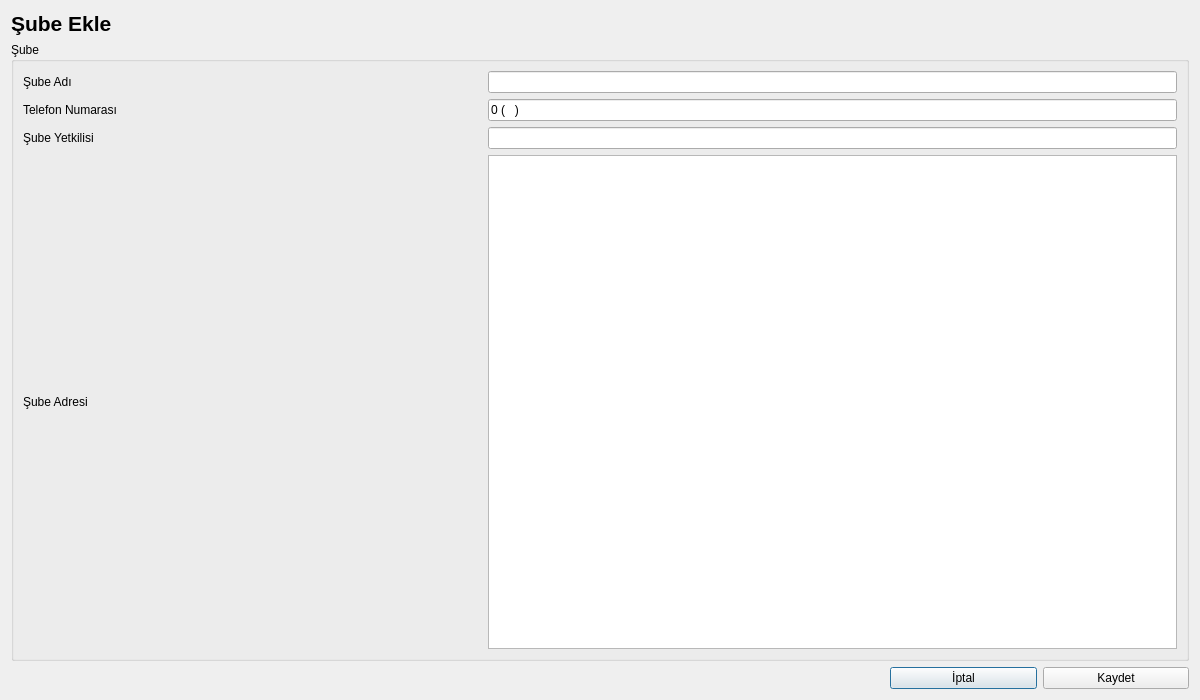
The window that UI/VeriFormlari/krgsubebilgileriekle.ui (Alder-Team/KargoOtomasyonu) describes before a commit, drawn with Qt 5.
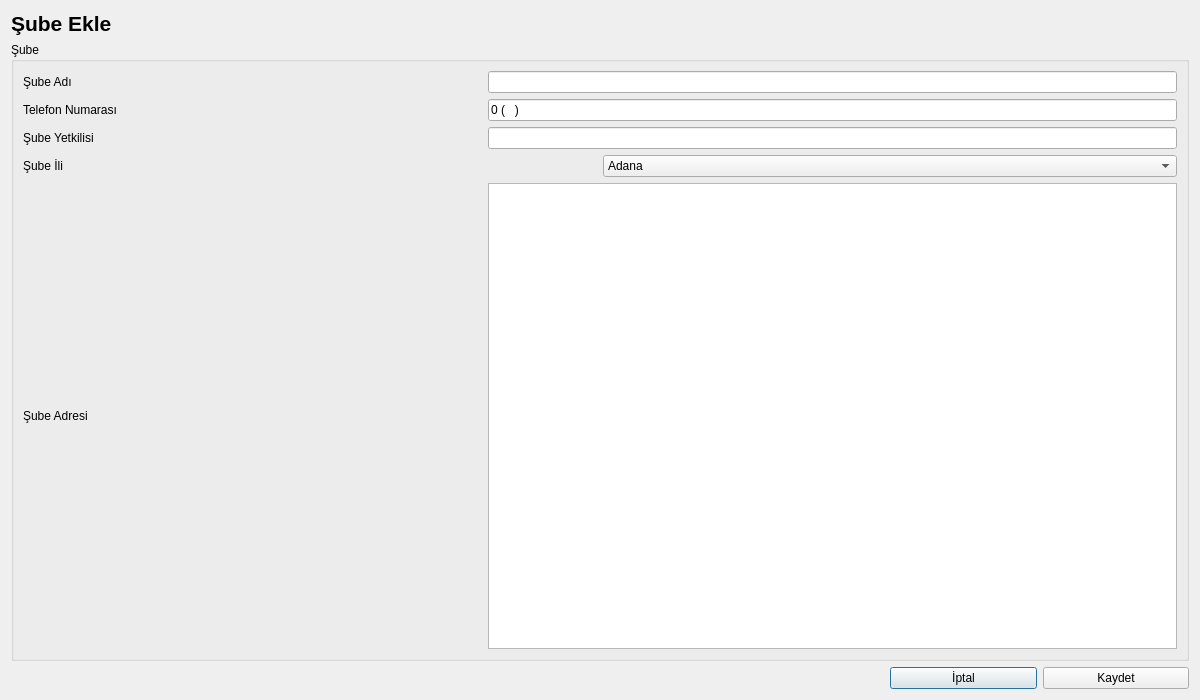
The same window after the commit.

Commit message: - Havalı Commit

What changed in the file:
```diff
--- a/UI/VeriFormlari/krgsubebilgileriekle.ui
+++ b/UI/VeriFormlari/krgsubebilgileriekle.ui
@@ -93,6 +93,36 @@
             </item>
            </layout>
           </item>
+          <item>
+           <layout class="QHBoxLayout" name="horizontalLayout_6">
+            <item>
+             <widget class="QLabel" name="label">
+              <property name="text">
+               <string>Şube İli</string>
+              </property>
+             </widget>
+            </item>
+            <item>
+             <widget class="QComboBox" name="comboBox">
+              <item>
+               <property name="text">
+                <string>Adana</string>
+               </property>
+              </item>
+              <item>
+               <property name="text">
+                <string>Adıyaman</string>
+               </property>
+              </item>
+              <item>
+               <property name="text">
+                <string>New Item</string>
+               </property>
+              </item>
+             </widget>
+            </item>
+           </layout>
+          </item>
           <item>
            <layout class="QHBoxLayout" name="horizontalLayout_4" stretch="2,3">
             <item>
```
